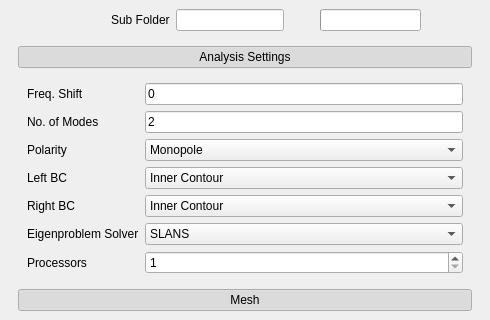
Before: the Qt Designer form ui_files/eigenmode.ui in Dark-Elektron/CavityDesignHub, drawn with Qt 5; both pictures show x 0 to 490 and y 0 to 320 of the 490 by 1205 pixel window.
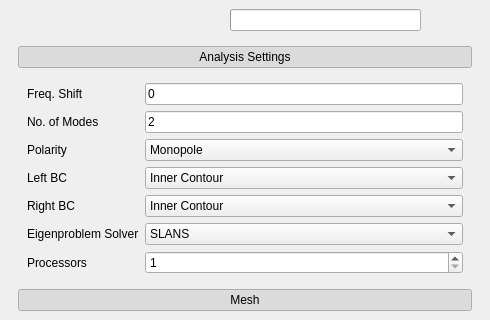
After: the same form once the commit is applied. Icons and pictures are not drawn. Custom widgets are drawn as their Qt base class.

Patch:
```diff
--- a/ui_files/eigenmode.ui
+++ b/ui_files/eigenmode.ui
@@ -83,16 +83,6 @@
           </widget>
          </item>
          <item row="0" column="1">
-          <widget class="QLabel" name="label_9">
-           <property name="text">
-            <string>Sub Folder</string>
-           </property>
-          </widget>
-         </item>
-         <item row="0" column="2">
-          <widget class="QLineEdit" name="le_Run_Save_Folder"/>
-         </item>
-         <item row="0" column="3">
           <widget class="QPushButton" name="pb_Run">
            <property name="maximumSize">
             <size>
@@ -160,7 +150,7 @@
            </property>
           </spacer>
          </item>
-         <item row="0" column="4">
+         <item row="0" column="2">
           <widget class="QProgressBar" name="pb_Progress_Bar">
            <property name="format">
             <string>%v/%m</string>
```
Left out of the diff: 4 changed lines with no effect on the pictures.
